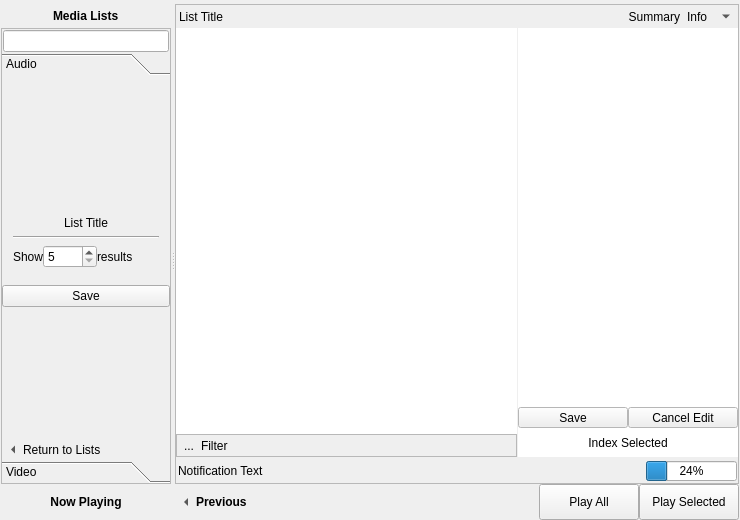
Above: src/mainwindow.ui from KDE/bangarang before the change. Below: the same form after it.
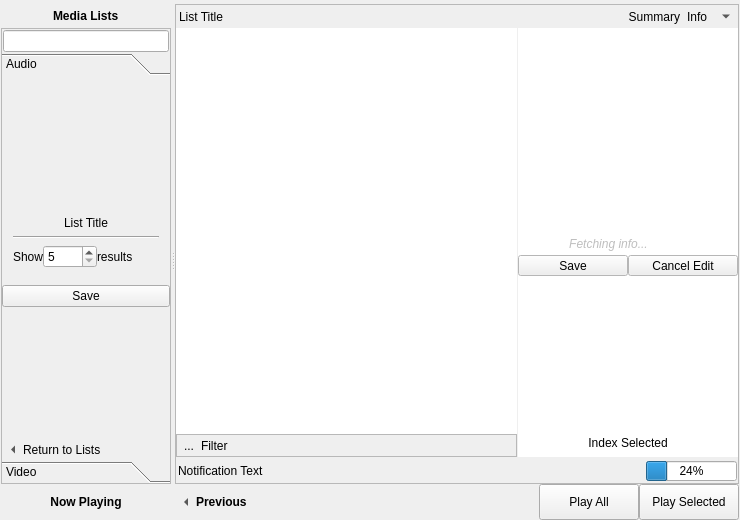
That is the form after the change. Icons and pictures are not drawn. Custom widgets are drawn as their Qt base class.

Commit message: first cut at exposing info fetcher in the ui.

What changed in the file:
```diff
--- a/src/mainwindow.ui
+++ b/src/mainwindow.ui
@@ -1874,7 +1874,7 @@
                             <x>0</x>
                             <y>0</y>
                             <width>220</width>
-                            <height>369</height>
+                            <height>393</height>
                            </rect>
                           </property>
                           <layout class="QVBoxLayout" name="verticalLayout_64">
@@ -1921,6 +1921,143 @@
                              </property>
                             </widget>
                            </item>
+                           <item>
+                            <widget class="QWidget" name="infoFetcherHolder" native="true">
+                             <layout class="QHBoxLayout" name="horizontalLayout_41">
+                              <property name="spacing">
+                               <number>0</number>
+                              </property>
+                              <property name="leftMargin">
+                               <number>4</number>
+                              </property>
+                              <property name="topMargin">
+                               <number>0</number>
+                              </property>
+                              <property name="rightMargin">
+                               <number>4</number>
+                              </property>
+                              <property name="bottomMargin">
+                               <number>0</number>
+                              </property>
+                              <item>
+                               <spacer name="horizontalSpacer_13">
+                                <property name="orientation">
+                                 <enum>Qt::Horizontal</enum>
+                                </property>
+                                <property name="sizeHint" stdset="0">
+                                 <size>
+                                  <width>40</width>
+                                  <height>20</height>
+                                 </size>
+                                </property>
+                               </spacer>
+                              </item>
+                              <item>
+                               <widget class="QLabel" name="infoFetcherMessage">
+                                <property name="enabled">
+                                 <bool>false</bool>
+                                </property>
+                                <property name="font">
+                                 <font>
+                                  <italic>true</italic>
+                                 </font>
+                                </property>
+                                <property name="text">
+                                 <string>   Fetching info...</string>
+                                </property>
+                                <property name="alignment">
+                                 <set>Qt::AlignCenter</set>
+                                </property>
+                                <property name="indent">
+                                 <number>0</number>
+                                </property>
+                               </widget>
+                              </item>
+                              <item>
+                               <spacer name="horizontalSpacer_9">
+                                <property name="orientation">
+                                 <enum>Qt::Horizontal</enum>
+                                </property>
+                                <property name="sizeHint" stdset="0">
+                                 <size>
+                                  <width>40</width>
+                                  <height>20</height>
+                                 </size>
+                                </property>
+                               </spacer>
+                              </item>
+                              <item>
+                               <widget class="QToolButton" name="infoAutoFetch">
+                                <property name="toolTip">
+                                 <string>Fetch info for selected item(s)</string>
+                                </property>
+                                <property name="icon">
+                                 <iconset>
+                                  <normaloff>../convenience/run-build.png</normaloff>../convenience/run-build.png</iconset>
+                                </property>
+                                <property name="autoRaise">
+                                 <bool>true</bool>
+                                </property>
+                               </widget>
+                              </item>
+                              <item>
+                               <widget class="QToolButton" name="infoFetch">
+                                <property name="toolTip">
+                                 <string>Fetch info and edit</string>
+                                </property>
+                                <property name="icon">
+                                 <iconset>
+                                  <normaloff>../convenience/document-edit.png</normaloff>../convenience/document-edit.png</iconset>
+                                </property>
+                                <property name="autoRaise">
+                                 <bool>true</bool>
+                                </property>
+                               </widget>
+                              </item>
+                             </layout>
+                            </widget>
+                           </item>
+                           <item>
+                            <widget class="QWidget" name="infoSaveHolder" native="true">
+                             <layout class="QHBoxLayout" name="horizontalLayout_24">
+                              <property name="spacing">
+                               <number>0</number>
+                              </property>
+                              <property name="margin">
+                               <number>0</number>
+                              </property>
+                              <item>
+                               <widget class="QToolButton" name="infoItemSave">
+                                <property name="sizePolicy">
+                                 <sizepolicy hsizetype="Expanding" vsizetype="Fixed">
+                                  <horstretch>0</horstretch>
+                                  <verstretch>0</verstretch>
+                                 </sizepolicy>
+                                </property>
+                                <property name="text">
+                                 <string>Save</string>
+                                </property>
+                                <property name="toolButtonStyle">
+                                 <enum>Qt::ToolButtonTextBesideIcon</enum>
+                                </property>
+                               </widget>
+                              </item>
+                              <item>
+                               <widget class="QToolButton" name="infoItemCancelEdit">
+                                <property name="sizePolicy">
+                                 <sizepolicy hsizetype="Expanding" vsizetype="Fixed">
+                                  <horstretch>0</horstretch>
+                                  <verstretch>0</verstretch>
+                                 </sizepolicy>
+                                </property>
+                                <property name="text">
+                                 <string>Cancel Edit</string>
+                                </property>
+                               </widget>
+                              </item>
+                             </layout>
+                            </widget>
+                           </item>
                            <item>
                             <widget class="QFrame" name="frame_11">
                              <property name="sizePolicy">
@@ -1989,47 +2126,6 @@
                          </widget>
                         </widget>
                        </item>
-                       <item>
-                        <widget class="QWidget" name="infoSaveHolder" native="true">
-                         <layout class="QHBoxLayout" name="horizontalLayout_24">
-                          <property name="spacing">
-                           <number>0</number>
-                          </property>
-                          <property name="margin">
-                           <number>0</number>
-                          </property>
-                          <item>
-                           <widget class="QToolButton" name="infoItemSave">
-                            <property name="sizePolicy">
-                             <sizepolicy hsizetype="Expanding" vsizetype="Fixed">
-                              <horstretch>0</horstretch>
-                              <verstretch>0</verstretch>
-                             </sizepolicy>
-                            </property>
-                            <property name="text">
-                             <string>Save</string>
-                            </property>
-                            <property name="toolButtonStyle">
-                             <enum>Qt::ToolButtonTextBesideIcon</enum>
-                            </property>
-                           </widget>
-                          </item>
-                          <item>
-                           <widget class="QToolButton" name="infoItemCancelEdit">
-                            <property name="sizePolicy">
-                             <sizepolicy hsizetype="Expanding" vsizetype="Fixed">
-                              <horstretch>0</horstretch>
-                              <verstretch>0</verstretch>
-                             </sizepolicy>
-                            </property>
-                            <property name="text">
-                             <string>Cancel Edit</string>
-                            </property>
-                           </widget>
-                          </item>
-                         </layout>
-                        </widget>
-                       </item>
                        <item>
                         <widget class="QWidget" name="infoIndexerHolder" native="true">
                          <layout class="QHBoxLayout" name="horizontalLayout_40">
```
The commit also changes 11 other files.
